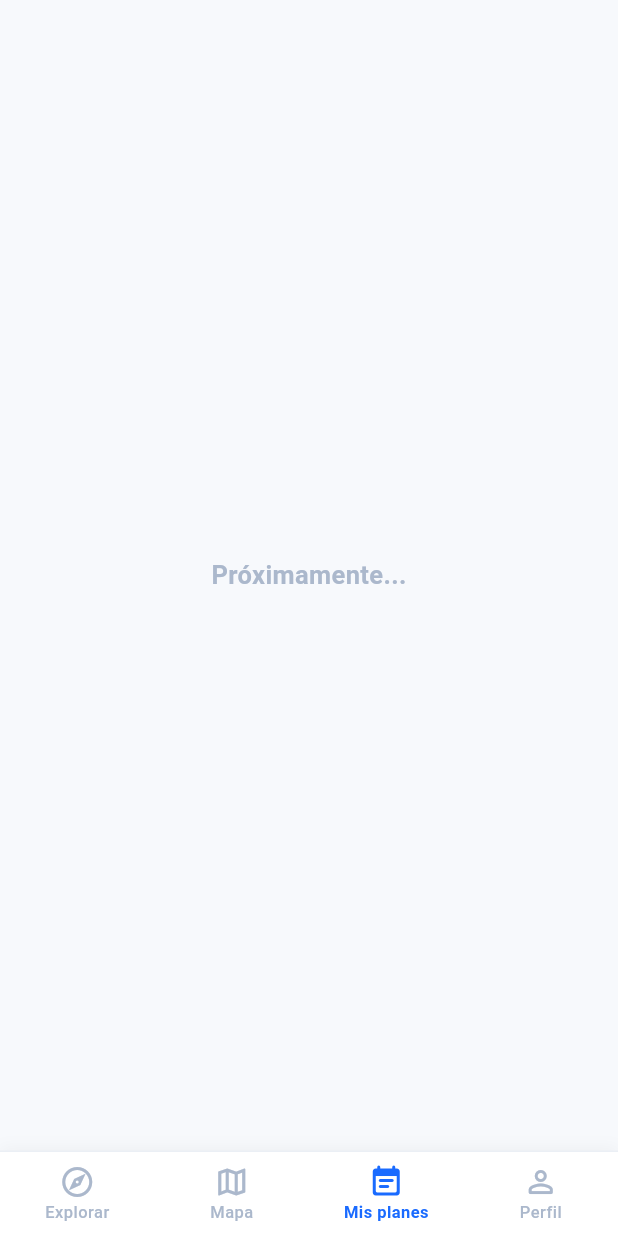
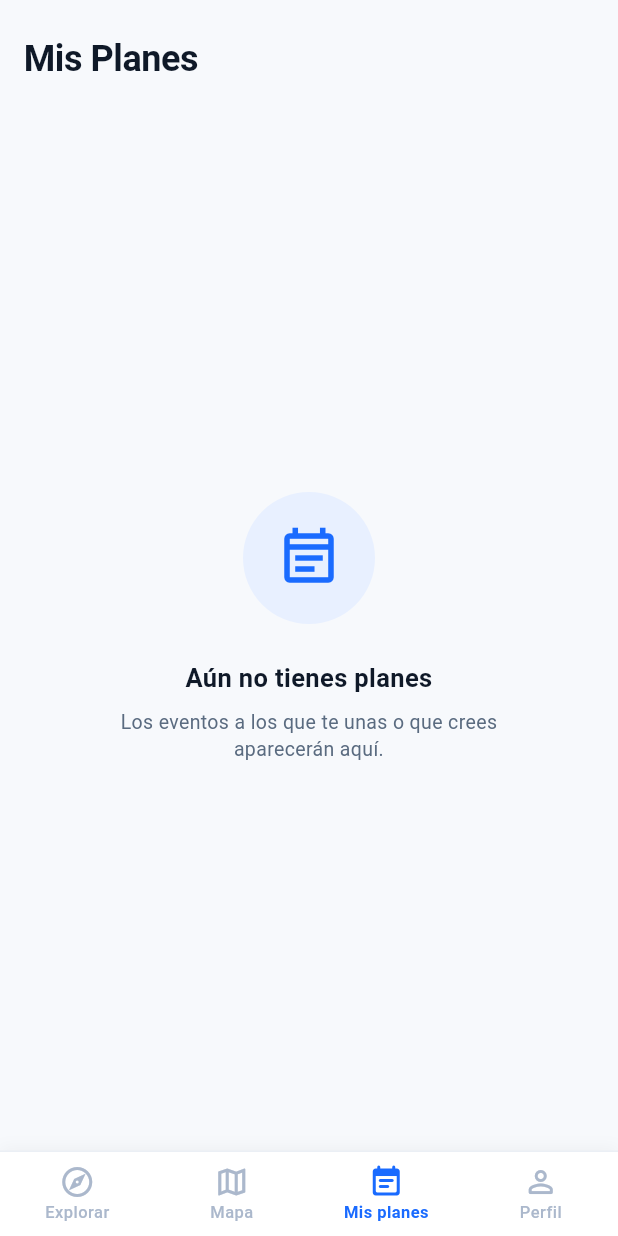
Before and after one commit to duniasr/GoTogether, a Flutter app: the screen it shows once a user with an empty profile is signed in, item 3 of the bottom bar chosen, on a phone screen of 412 x 824 dp. Run offline on Flutter 3.47's test engine with Material 3 defaults, Android fonts, the phone set to English and light mode, and no system bars; our stand-ins replace cloud_firestore, firebase_auth, firebase_core, google_maps_flutter; accounts and stored records are empty; generated files the repository leaves out were written again.

Commit message:
feat: pagina base de mis planes

```diff
--- a/lib/screens/home_screen.dart
+++ b/lib/screens/home_screen.dart
@@ -3,6 +3,7 @@ import '../app_theme.dart';
 import '../services/quedadas_service.dart';
 import 'profile_screen.dart';
 import 'map_screen.dart';
+import 'mis_planes_screen.dart';
 import 'home/widgets/explore_tab.dart';
 import 'home/widgets/create_event_dialog.dart';
 
@@ -51,7 +52,9 @@ class _HomeScreenState extends State<HomeScreen> {
               )
             : _currentIndex == 1
                 ? const MapScreen()
-                : _buildPlaceholderTab(_currentIndex),
+                : _currentIndex == 2
+                    ? const MisPlanesScreen()
+                    : _buildPlaceholderTab(_currentIndex),
       ),
       floatingActionButton: _currentIndex == 0
           ? Container(
@@ -80,18 +83,12 @@ class _HomeScreenState extends State<HomeScreen> {
   }
 
   Widget _buildPlaceholderTab(int index) {
-    // Si el usuario toca el índice 3 (la 4ª pestaña, "Perfil")
+    // Índice 3 → Perfil
     if (index == 3) {
-      return const ProfileScreen(); // ¡Llamamos a tu pantalla!
+      return const ProfileScreen();
     }
 
-    // Para Mis planes (2), mostramos un texto de aviso
-    return Center(
-      child: Text(
-        'Próximamente...',
-        style: AppTextStyles.headlineSmall.copyWith(color: AppColors.textHint),
-      ),
-    );
+    return const SizedBox.shrink();
   }
 
   Widget _buildBottomNav() {
--- /dev/null
+++ b/lib/screens/mis_planes_screen.dart
@@ -0,0 +1,89 @@
+import 'package:flutter/material.dart';
+import '../app_theme.dart';
+
+class MisPlanesScreen extends StatelessWidget {
+  const MisPlanesScreen({super.key});
+
+  @override
+  Widget build(BuildContext context) {
+    return Scaffold(
+      backgroundColor: AppColors.background,
+      body: SafeArea(
+        child: Column(
+          crossAxisAlignment: CrossAxisAlignment.start,
+          children: [
+            _buildHeader(),
+            const Expanded(
+              child: _EmptyState(),
+            ),
+          ],
+        ),
+      ),
+    );
+  }
+
+  Widget _buildHeader() {
+    return Padding(
+      padding: const EdgeInsets.fromLTRB(
+        AppSpacing.md,
+        AppSpacing.lg,
+        AppSpacing.md,
+        AppSpacing.md,
+      ),
+      child: Text(
+        'Mis Planes',
+        style: AppTextStyles.displayMedium,
+      ),
+    );
+  }
+}
+
+//  Estado vacío se mostrará mientras no haya
+//  planes inscritos ni creados por el usuario
+class _EmptyState extends StatelessWidget {
+  const _EmptyState();
+
+  @override
+  Widget build(BuildContext context) {
+    return Center(
+      child: Padding(
+        padding: const EdgeInsets.symmetric(horizontal: AppSpacing.xl),
+        child: Column(
+          mainAxisSize: MainAxisSize.min,
+          children: [
+            // Icono decorativo
+            Container(
+              width: 88,
+              height: 88,
+              decoration: BoxDecoration(
+                color: AppColors.primaryLight,
+                shape: BoxShape.circle,
+              ),
+              child: const Icon(
+                Icons.event_note_outlined,
+                size: 44,
+                color: AppColors.primary,
+              ),
+            ),
+            const SizedBox(height: AppSpacing.lg),
+
+            // Título
+            Text(
+              'Aún no tienes planes',
+              style: AppTextStyles.headlineSmall,
+              textAlign: TextAlign.center,
+            ),
+            const SizedBox(height: AppSpacing.sm),
+
+            // Subtítulo
+            Text(
+              'Los eventos a los que te unas o que crees\naparecerán aquí.',
+              style: AppTextStyles.bodyMedium,
+              textAlign: TextAlign.center,
+            ),
+          ],
+        ),
+      ),
+    );
+  }
+}
```
